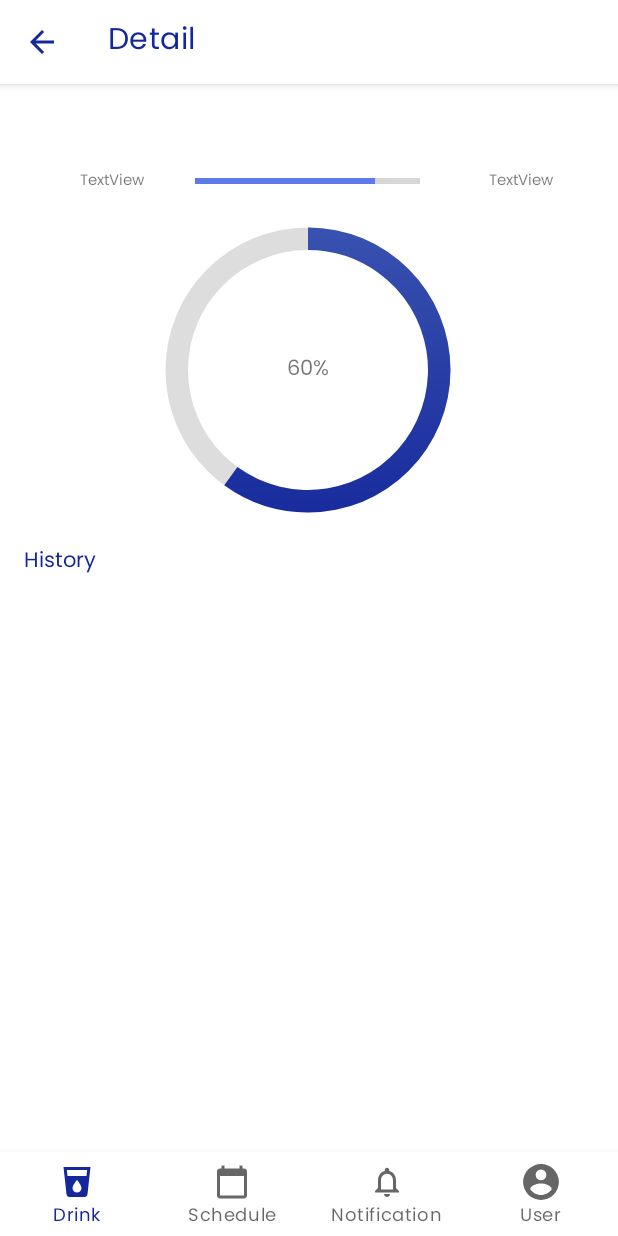
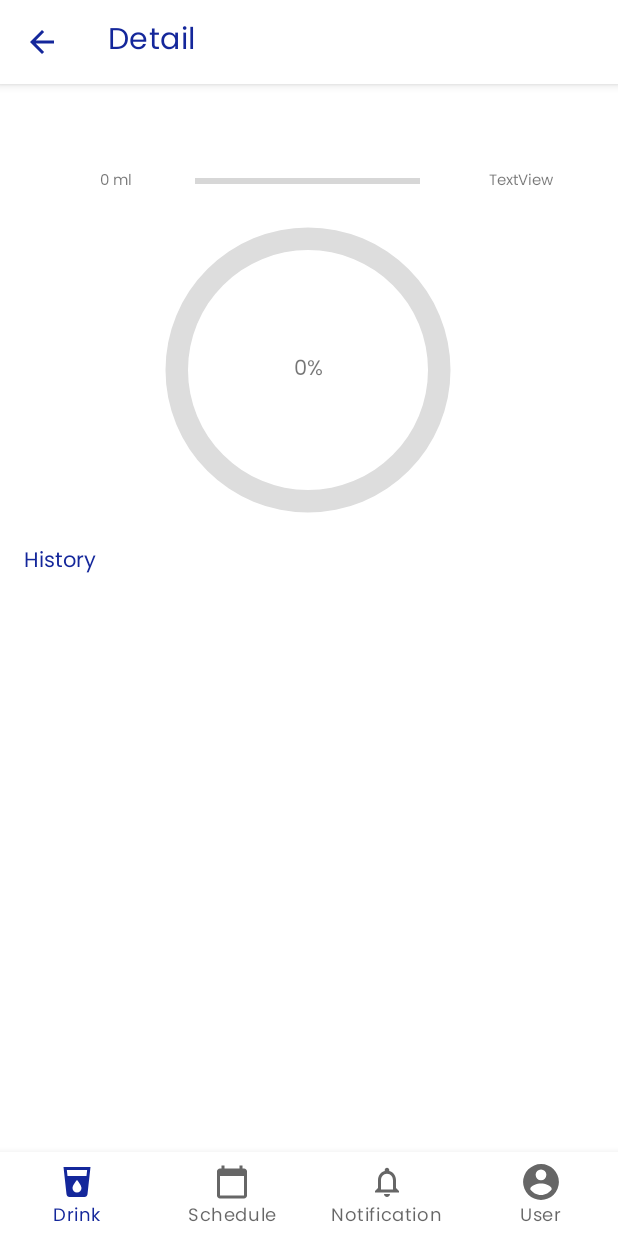
Before and after one commit to alfonsus20/TeenAge, an Android app: the fragment HistoryDetailFragment placed in its activity, on a phone screen of 412 x 824 dp. Run offline under Robolectric (Android 15) with nearby library versions, the phone set to English and light mode, and no system bars; 3 statements that could not run were skipped.

Commit message:
show drink history detail

```diff
--- a/app/src/main/java/com/example/teenage/DrinkFragment.kt
+++ b/app/src/main/java/com/example/teenage/DrinkFragment.kt
@@ -2,7 +2,6 @@ package com.example.teenage
 
 import android.os.Build
 import android.os.Bundle
-import android.util.Log
 import android.view.LayoutInflater
 import android.view.View
 import android.view.ViewGroup
@@ -34,7 +33,7 @@ class DrinkFragment : Fragment() {
         val view: View = inflater!!.inflate(R.layout.fragment_drink, container, false)
         val btnOpenMenu: Button = view.findViewById(R.id.btn_open_menu)
 
-        progressBarDrink = view.findViewById(R.id.progress_bar_drink)
+        progressBarDrink = view.findViewById(R.id.progress_bar_circle)
         progressBarDrink.max = 0
         progressBarDrink.progress = 0
 
--- a/app/src/main/java/com/example/teenage/HistoryDetailFragment.kt
+++ b/app/src/main/java/com/example/teenage/HistoryDetailFragment.kt
@@ -5,6 +5,7 @@ import android.annotation.SuppressLint
 import android.os.Build
 import android.os.Bundle
 import android.text.Html
+import android.util.Log
 import android.view.LayoutInflater
 import android.view.View
 import android.view.ViewGroup
@@ -12,12 +13,25 @@ import android.widget.ProgressBar
 import android.widget.TextView
 import androidx.annotation.RequiresApi
 import androidx.appcompat.app.AppCompatActivity
+import androidx.recyclerview.widget.LinearLayoutManager
+import androidx.recyclerview.widget.RecyclerView
+import org.w3c.dom.Text
+import java.text.SimpleDateFormat
 import java.time.LocalDate
 import java.time.format.DateTimeFormatter
+import java.util.*
+import kotlin.math.roundToInt
 
 class HistoryDetailFragment : NavigationChildFragment() {
     private lateinit var tvHistoryDetail: TextView
+    private lateinit var tvTarget: TextView
+    private lateinit var tvDone: TextView
     private lateinit var progressBar: ProgressBar
+    private lateinit var circleProgressBar: ProgressBar
+    private lateinit var tvPercentage: TextView
+    private lateinit var rvHistory: RecyclerView
+    var listHistory = arrayListOf<HistoryCompleteModel>()
+    var cal = Calendar.getInstance()
 
     @RequiresApi(Build.VERSION_CODES.O)
     override fun onCreateChildView(
@@ -25,18 +39,88 @@ class HistoryDetailFragment : NavigationChildFragment() {
         container: ViewGroup?,
         savedInstanceState: Bundle?
     ): View? {
+        val myDB = SQLiteHelper(activity as AppCompatActivity)
         val view = inflater.inflate(R.layout.fragment_history_detail, container, false)
         val dateFormat = DateTimeFormatter.ofPattern("yyyy-MM-dd")
         val date = LocalDate.parse(requireArguments().getString("date"), dateFormat)
-        val formattedDate = "${date.dayOfMonth} ${date.month.toString().toLowerCase().capitalize()} ${date.year}"
+        val formattedDate =
+            "${date.dayOfMonth} ${date.month.toString().toLowerCase().capitalize()} ${date.year}"
+
+        val cursor = myDB.getUserHistory(1)
 
         tvHistoryDetail = view.findViewById(R.id.tv_history_detail)
         tvHistoryDetail.text = formattedDate
 
-        progressBar = view.findViewById(R.id.progressBar)
-        progressBar.max = 2000
+        tvTarget = view.findViewById(R.id.tv_target_history)
+        tvDone = view.findViewById(R.id.tv_done_history)
 
-        ObjectAnimator.ofInt(progressBar, "progress", 1600).setDuration(1500).start()
+        var done = 0
+        var target = 0
+
+        val cursor2 = myDB.getUserById(1)
+
+        if (cursor2.moveToFirst()) {
+            target = cursor2.getInt(6)
+            tvTarget.text = target.toString() + " ml"
+            cursor2.close()
+        }
+
+        while (cursor.moveToNext()) {
+            var dateFormatted = DateTimeFormatter.ofPattern("yyyy-MM-dd HH:mm:ss")
+
+            if (LocalDate.parse(
+                    cursor.getString(4),
+                    dateFormatted
+                ).toString().equals(requireArguments().getString("date"))
+            ) {
+                var sdf = SimpleDateFormat("yyyy-MM-dd HH:mm:ss", Locale.ENGLISH)
+                cal.setTime(sdf.parse(cursor.getString(4)))
+
+                var hours = cal.get(Calendar.HOUR)
+                var minutes = cal.get(Calendar.MINUTE)
+
+                var hourStr = if (hours < 10) "0" + hours.toString() else hours.toString()
+                var hourMinute = if (minutes < 10) "0" + minutes.toString() else minutes.toString()
+
+                listHistory.add(
+                    HistoryCompleteModel(
+                        cursor.getString(6),
+                        cursor.getInt(8),
+                        cursor.getInt(3),
+                        "$hourStr:$hourMinute"
+                    )
+                )
+                done += cursor.getInt(3)
+            }
+        }
+
+        tvDone.text = done.toString() + " ml"
+
+
+        progressBar = view.findViewById(R.id.progressBar_linear)
+        progressBar.max = target
+        progressBar.progress = done
+
+        circleProgressBar = view.findViewById(R.id.progress_bar_circle)
+        circleProgressBar.max = target
+        circleProgressBar.progress = done
+
+        var percentage = ((done.toDouble() / target.toDouble()) * 100).roundToInt()
+
+        tvPercentage = view.findViewById(R.id.percentage_history)
+
+        if (percentage >= 100) {
+            tvPercentage.text = "100%"
+        } else {
+            tvPercentage.text  = percentage.toString() + "%"
+        }
+
+        ObjectAnimator.ofInt(progressBar, "progress", done).setDuration(1500).start()
+
+        rvHistory = view.findViewById(R.id.rv_history)
+        rvHistory.setHasFixedSize(true)
+        rvHistory.layoutManager = LinearLayoutManager(activity)
+        rvHistory.adapter = HistoryAdapter(listHistory)
 
         return view
     }
--- a/app/src/main/java/com/example/teenage/HistoryModel.kt
+++ b/app/src/main/java/com/example/teenage/HistoryModel.kt
@@ -4,6 +4,8 @@ data class HistoryModel (
     var user_id: Int? = null,
     var drink_id: Int? = null,
     var volume: Int? = null,
+    var jam  : String? = null,
+    var name_drink : String? = null
 ){
     companion object {
 
--- a/app/src/main/java/com/example/teenage/SQLiteHelper.kt
+++ b/app/src/main/java/com/example/teenage/SQLiteHelper.kt
@@ -141,14 +141,17 @@ class SQLiteHelper(context: Context) :
         return db!!.rawQuery("SELECT * FROM " + TBL_USERS, null)
     }
 
-    fun getUserById(userId : Int): Cursor {
+    fun getUserById(userId: Int): Cursor {
         val db = this.writableDatabase
         return db!!.rawQuery("SELECT * FROM " + TBL_USERS + " WHERE " + ID + " = " + userId, null)
     }
 
-    fun getUserHistory(userId : Int) : Cursor{
+    fun getUserHistory(userId: Int): Cursor {
         val db = this.writableDatabase
-        return db!!.rawQuery("SELECT * FROM " + TBL_HISTORIES + " WHERE " + USER_ID + " = " + userId, null)
+        return db!!.rawQuery(
+            "SELECT * FROM " + TBL_HISTORIES + " INNER JOIN " + TBL_DRINKS + " ON " + TBL_DRINKS + ".id = " + TBL_HISTORIES + ".drink_id"+ " WHERE " + USER_ID + "=" + userId ,
+            null
+        )
     }
 
     fun getDrinks(): Cursor {
--- a/app/src/main/res/layout/fragment_history_detail.xml
+++ b/app/src/main/res/layout/fragment_history_detail.xml
@@ -22,7 +22,7 @@
             tools:text="18 Oktober 2021" />
 
         <ProgressBar
-            android:id="@+id/progressBar"
+            android:id="@+id/progressBar_linear"
             style="?android:attr/progressBarStyleHorizontal"
             android:layout_width="150dp"
             android:layout_height="wrap_content"
@@ -32,54 +32,55 @@
             app:layout_constraintTop_toBottomOf="@+id/tv_history_detail" />
 
         <TextView
-            android:id="@+id/textView9"
+            android:id="@+id/tv_done_history"
             android:layout_width="wrap_content"
             android:layout_height="wrap_content"
             android:text="TextView"
             android:textSize="10sp"
-            app:layout_constraintBottom_toBottomOf="@+id/progressBar"
-            app:layout_constraintEnd_toStartOf="@+id/progressBar"
+            app:layout_constraintBottom_toBottomOf="@+id/progressBar_linear"
+            app:layout_constraintEnd_toStartOf="@+id/progressBar_linear"
             app:layout_constraintHorizontal_bias="0.613"
             app:layout_constraintStart_toStartOf="parent"
-            app:layout_constraintTop_toTopOf="@+id/progressBar"
+            app:layout_constraintTop_toTopOf="@+id/progressBar_linear"
             app:layout_constraintVertical_bias="0.0" />
 
         <TextView
-            android:id="@+id/textView17"
+            android:id="@+id/tv_target_history"
             android:layout_width="wrap_content"
             android:layout_height="wrap_content"
             android:text="TextView"
             android:textSize="10sp"
-            app:layout_constraintBottom_toBottomOf="@+id/progressBar"
+            app:layout_constraintBottom_toBottomOf="@+id/progressBar_linear"
             app:layout_constraintEnd_toEndOf="parent"
             app:layout_constraintHorizontal_bias="0.513"
-            app:layout_constraintStart_toEndOf="@+id/progressBar"
-            app:layout_constraintTop_toTopOf="@+id/progressBar"
+            app:layout_constraintStart_toEndOf="@+id/progressBar_linear"
+            app:layout_constraintTop_toTopOf="@+id/progressBar_linear"
             app:layout_constraintVertical_bias="0.0" />
 
         <ProgressBar
-            android:id="@+id/progress_bar_drink"
+            android:id="@+id/progress_bar_circle"
             android:layout_width="240dp"
             android:layout_height="200dp"
             android:layout_marginTop="48dp"
             android:indeterminateOnly="false"
             android:progress="60"
             android:progressDrawable="@drawable/circle"
-            app:layout_constraintEnd_toEndOf="@+id/progressBar"
-            app:layout_constraintStart_toStartOf="@+id/progressBar"
+            app:layout_constraintEnd_toEndOf="@+id/progressBar_linear"
+            app:layout_constraintStart_toStartOf="@+id/progressBar_linear"
             app:layout_constraintTop_toBottomOf="@+id/tv_history_detail" />
 
         <TextView
-            android:id="@+id/textView19"
+            android:id="@+id/percentage_history"
             android:layout_width="wrap_content"
             android:layout_height="wrap_content"
             android:text="60%"
-            app:layout_constraintBottom_toBottomOf="@+id/progress_bar_drink"
-            app:layout_constraintEnd_toEndOf="@+id/progress_bar_drink"
-            app:layout_constraintStart_toStartOf="@+id/progress_bar_drink"
-            app:layout_constraintTop_toTopOf="@+id/progress_bar_drink" />
+            app:layout_constraintBottom_toBottomOf="@+id/progress_bar_circle"
+            app:layout_constraintEnd_toEndOf="@+id/progress_bar_circle"
+            app:layout_constraintStart_toStartOf="@+id/progress_bar_circle"
+            app:layout_constraintTop_toTopOf="@+id/progress_bar_circle" />
 
         <androidx.recyclerview.widget.RecyclerView
+            android:id="@+id/rv_history"
             android:layout_width="match_parent"
             android:layout_height="wrap_content"
             android:layout_marginStart="16dp"
@@ -99,7 +100,7 @@
             android:text="History"
             android:textColor="@color/primary"
             app:layout_constraintStart_toStartOf="parent"
-            app:layout_constraintTop_toBottomOf="@+id/progress_bar_drink" />
+            app:layout_constraintTop_toBottomOf="@+id/progress_bar_circle" />
 
     </androidx.constraintlayout.widget.ConstraintLayout>
 </ScrollView>
```
Also changed, not shown: app/src/main/java/com/example/teenage/Account.kt (+7 -9 lines), app/src/main/java/com/example/teenage/HistoryAdapter.kt (added, +46 -0 lines), app/src/main/java/com/example/teenage/HistoryCompleteModel.kt (added, +12 -0 lines), app/src/main/res/layout/fragment_drink.xml (+6 -15 lines), app/src/main/res/layout/item_history.xml (added, +61 -0 lines).
